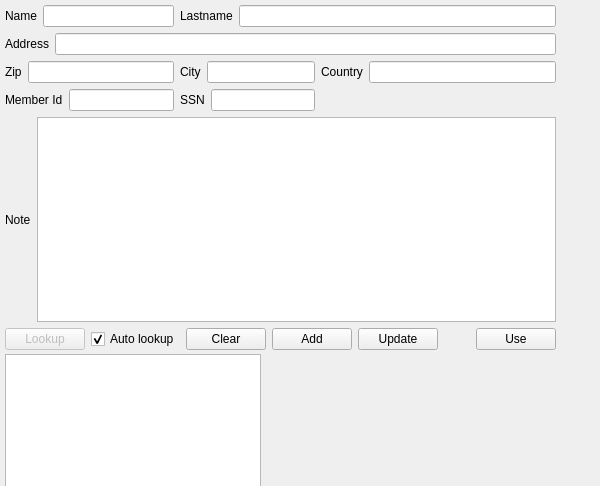
The window that hirerdialog.ui (RoskildeSkiklub/ssfh) describes before a commit, drawn with Qt 5.
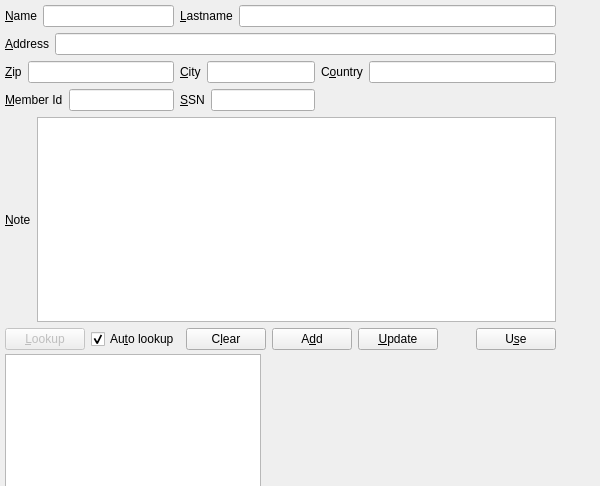
The same window after the commit.

Commit message: Added keyboard shortcuts and tab order to dialogs

```diff
--- a/hirerdialog.ui
+++ b/hirerdialog.ui
@@ -33,7 +33,10 @@
         <item>
          <widget class="QLabel" name="label">
           <property name="text">
-           <string>Name</string>
+           <string>&amp;Name</string>
+          </property>
+          <property name="buddy">
+           <cstring>lineEdit_firstName</cstring>
           </property>
          </widget>
         </item>
@@ -47,7 +50,10 @@
         <item>
          <widget class="QLabel" name="label_2">
           <property name="text">
-           <string>Lastname</string>
+           <string>&amp;Lastname</string>
+          </property>
+          <property name="buddy">
+           <cstring>lineEdit_lastName</cstring>
           </property>
          </widget>
         </item>
@@ -61,7 +67,10 @@
         <item>
          <widget class="QLabel" name="label_3">
           <property name="text">
-           <string>Address</string>
+           <string>&amp;Address</string>
+          </property>
+          <property name="buddy">
+           <cstring>lineEdit_streetAddress</cstring>
           </property>
          </widget>
         </item>
@@ -75,7 +84,10 @@
         <item>
          <widget class="QLabel" name="label_4">
           <property name="text">
-           <string>Zip</string>
+           <string>&amp;Zip</string>
+          </property>
+          <property name="buddy">
+           <cstring>lineEdit_zip</cstring>
           </property>
          </widget>
         </item>
@@ -89,7 +101,10 @@
         <item>
          <widget class="QLabel" name="label_5">
           <property name="text">
-           <string>City</string>
+           <string>&amp;City</string>
+          </property>
+          <property name="buddy">
+           <cstring>lineEdit_city</cstring>
           </property>
          </widget>
         </item>
@@ -103,7 +118,10 @@
         <item>
          <widget class="QLabel" name="label_6">
           <property name="text">
-           <string>Country</string>
+           <string>C&amp;ountry</string>
+          </property>
+          <property name="buddy">
+           <cstring>lineEdit_country</cstring>
           </property>
          </widget>
         </item>
@@ -117,7 +135,10 @@
         <item>
          <widget class="QLabel" name="label_8">
           <property name="text">
-           <string>Member Id</string>
+           <string>&amp;Member Id</string>
+          </property>
+          <property name="buddy">
+           <cstring>lineEdit_memberId</cstring>
           </property>
          </widget>
         </item>
@@ -131,7 +152,10 @@
         <item>
          <widget class="QLabel" name="label_7">
           <property name="text">
-           <string>SSN</string>
+           <string>&amp;SSN</string>
+          </property>
+          <property name="buddy">
+           <cstring>lineEdit_SSN</cstring>
           </property>
          </widget>
         </item>
@@ -158,7 +182,10 @@
         <item>
          <widget class="QLabel" name="label_9">
           <property name="text">
-           <string>Note</string>
+           <string>&amp;Note</string>
+          </property>
+          <property name="buddy">
+           <cstring>plainTextEdit_note</cstring>
           </property>
          </widget>
         </item>
@@ -177,14 +204,14 @@
          <bool>false</bool>
         </property>
         <property name="text">
-         <string>Lookup</string>
+         <string>&amp;Lookup</string>
         </property>
        </widget>
       </item>
       <item>
        <widget class="QCheckBox" name="checkBox_autoLookup">
         <property name="text">
-         <string>Auto lookup</string>
+         <string>Au&amp;to lookup</string>
         </property>
         <property name="checked">
          <bool>true</bool>
@@ -207,21 +234,21 @@
       <item>
        <widget class="QPushButton" name="pushButton_clear">
         <property name="text">
-         <string>Clear</string>
+         <string>C&amp;lear</string>
         </property>
        </widget>
       </item>
       <item>
        <widget class="QPushButton" name="pushButton_add">
         <property name="text">
-         <string>Add</string>
+         <string>A&amp;dd</string>
         </property>
        </widget>
       </item>
       <item>
        <widget class="QPushButton" name="pushButton_update">
         <property name="text">
-         <string>Update</string>
+         <string>&amp;Update</string>
         </property>
        </widget>
       </item>
@@ -241,7 +268,7 @@
       <item>
        <widget class="QPushButton" name="pushButton_use">
         <property name="text">
-         <string>Use</string>
+         <string>U&amp;se</string>
         </property>
        </widget>
       </item>
```
Left out of the diff: 18 changed lines with no effect on the pictures. The commit also changes 1 other file.
